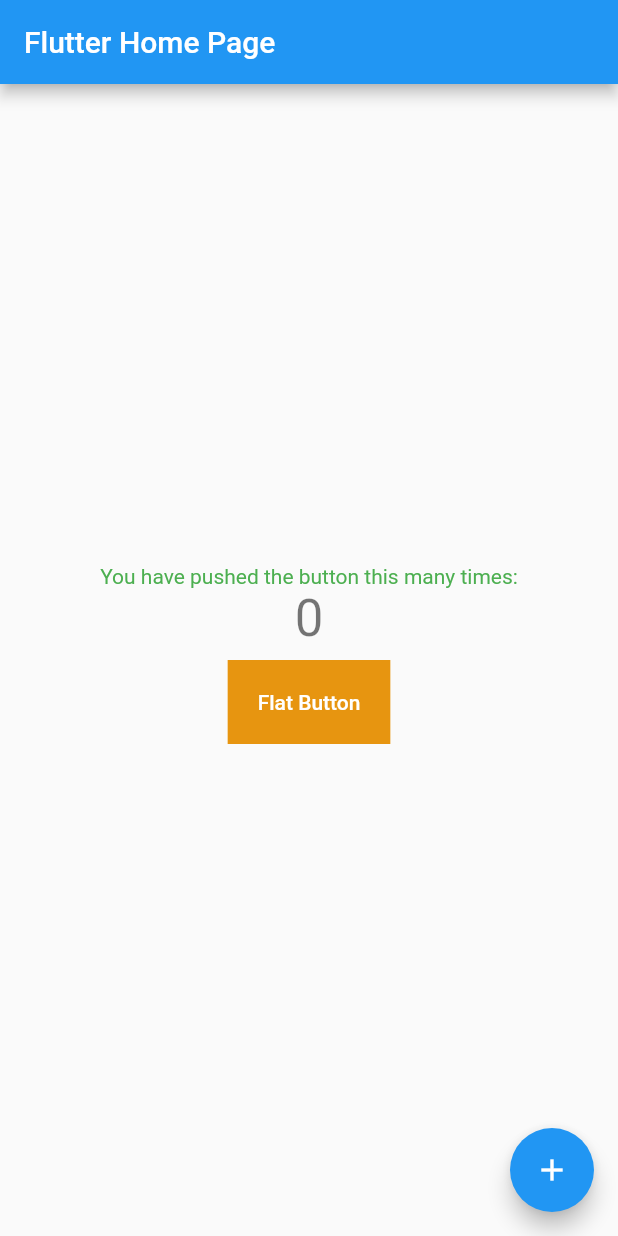
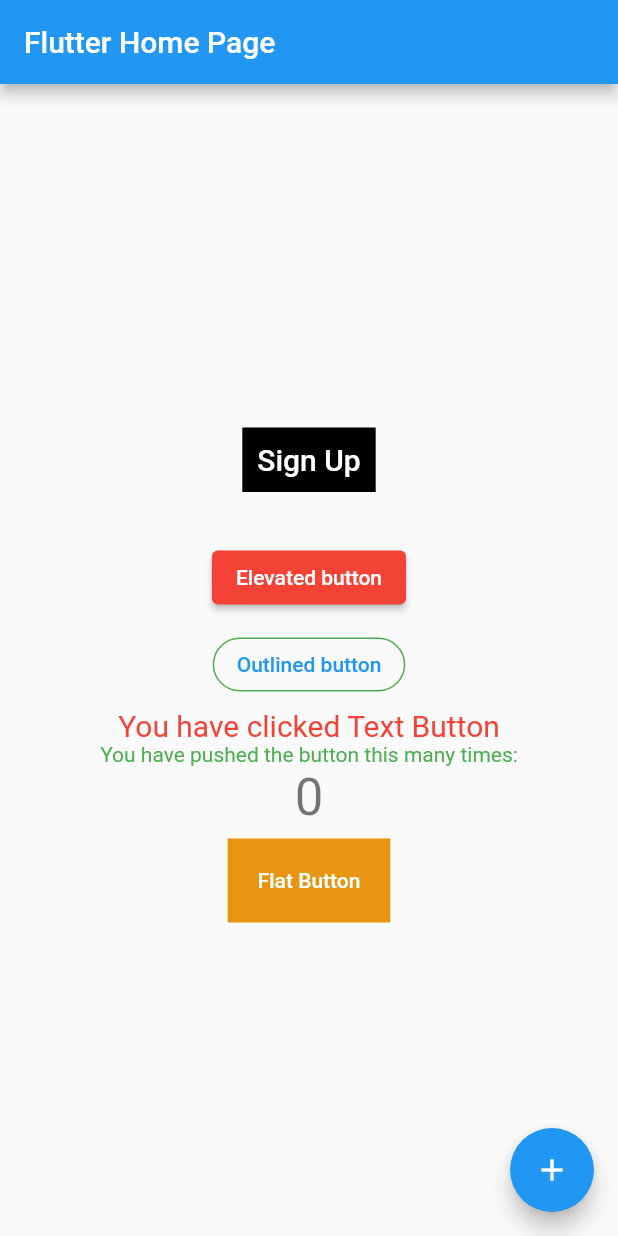
Before and after one commit to santattech/flutter-demo, a Flutter app: the screen it shows after launch, on a phone screen of 412 x 824 dp. Run offline on Flutter 3.47's test engine with Material 2 defaults, Android fonts, the phone set to English and light mode, and no system bars.

Commit message:
Different buttons

```diff
--- a/lib/main.dart
+++ b/lib/main.dart
@@ -61,9 +61,7 @@ class _MyHomePageState extends State<MyHomePage> {
     });
   }
 
-  void _pressFlat() {
-    const AlertDialog(title: Text("Sample Alert Dialog"));
-  }
+  void _pressButtons() {}
 
   @override
   Widget build(BuildContext context) {
@@ -73,7 +71,8 @@ class _MyHomePageState extends State<MyHomePage> {
     // The Flutter framework has been optimized to make rerunning build methods
     // fast, so that you can just rebuild anything that needs updating rather
     // than having to individually change instances of widgets.
-    return Scaffold(
+    return MaterialApp(
+      home: Scaffold(
         appBar: AppBar(
           // Here we take the value from the MyHomePage object that was created by
           // the App.build method, and use it to set our appbar title.
@@ -85,6 +84,48 @@ class _MyHomePageState extends State<MyHomePage> {
           child: Column(
             mainAxisAlignment: MainAxisAlignment.center,
             children: <Widget>[
+              Container(
+                margin: const EdgeInsets.all(20),
+                child: TextButton(
+                  child: Container(
+                    color: Colors.black,
+                    padding: const EdgeInsets.all(10),
+                    child: const Text('Sign Up',
+                        style: TextStyle(
+                          fontSize: 20,
+                          color: Colors.white,
+                        )),
+                  ),
+                  onPressed: () {},
+                ),
+              ),
+              Container(
+                margin: const EdgeInsets.all(5),
+                child: ElevatedButton(
+                  style: ElevatedButton.styleFrom(
+                    backgroundColor: Colors.red,
+                    foregroundColor: Colors.white,
+                  ),
+                  onPressed: () {},
+                  child: const Text('Elevated button'),
+                ),
+              ),
+              Container(
+                margin: const EdgeInsets.all(5),
+                child: OutlinedButton(
+                  style: OutlinedButton.styleFrom(
+                    shape: const StadiumBorder(),
+                    side: const BorderSide(
+                      width: 1,
+                      color: Colors.green,
+                    ),
+                  ),
+                  onPressed: () {},
+                  child: const Text('Outlined button'),
+                ),
+              ),
+              const Text('You have clicked Text Button',
+                  style: TextStyle(color: Colors.red, fontSize: 20)),
               const Text('You have pushed the button this many times:',
                   style: TextStyle(
                     color: Colors.green,
@@ -95,8 +136,8 @@ class _MyHomePageState extends State<MyHomePage> {
               ),
               TextButton(
                 child: Container(
-                color: Color.fromARGB(255, 231, 149, 16),
-                padding: EdgeInsets.fromLTRB(20, 20, 20, 20),
+                  color: const Color.fromARGB(255, 231, 149, 16),
+                  padding: const EdgeInsets.fromLTRB(20, 20, 20, 20),
                   child: const Text(
                     'Flat Button',
                     style: TextStyle(
@@ -114,6 +155,7 @@ class _MyHomePageState extends State<MyHomePage> {
           tooltip: 'Increment',
           child: const Icon(Icons.add),
         ), // This trailing comma makes auto-formatting nicer for build methods.
+      ),
     );
   }
 }
```
Also changed, not shown: 1 other file. Lines whose indentation alone changed are shown as unchanged.
